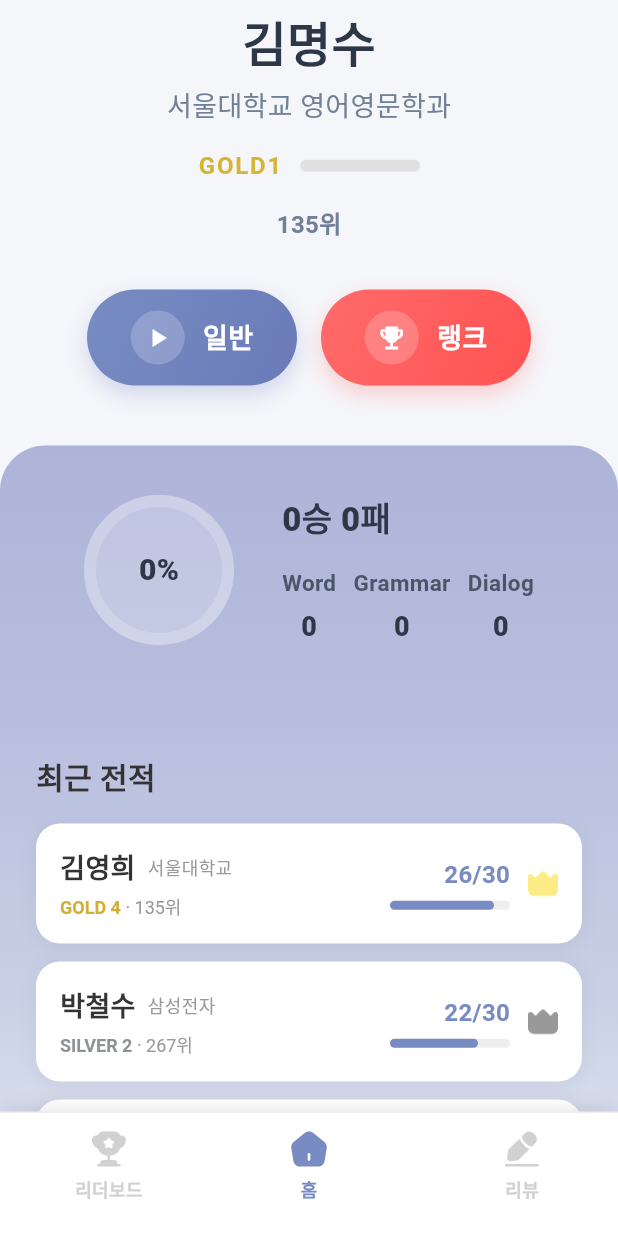
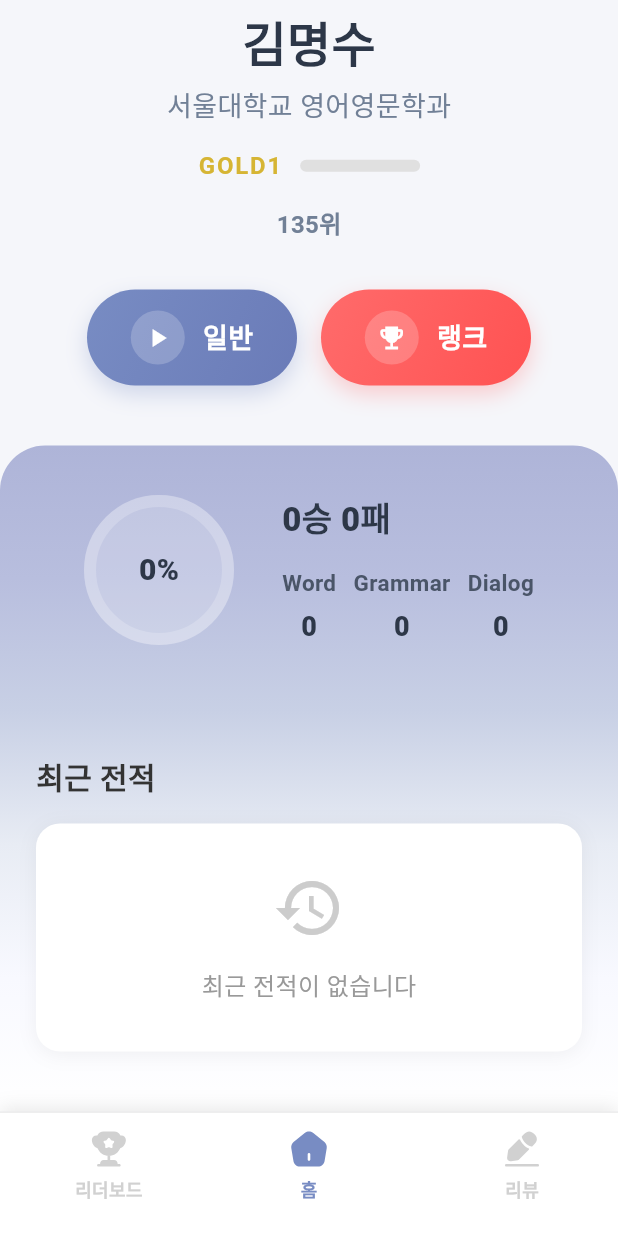
Before and after one commit to yen1011/Englitz, a Flutter app: the screen it shows after launch, scrolled down 330 dp, on a phone screen of 412 x 824 dp. Run offline on Flutter 3.47's test engine with Material 3 defaults, Android fonts, the phone set to English and light mode, and no system bars; our stand-ins replace flutter_svg, image_picker; Roboto replaces fonts that are missing (Pretendard); project files that could hold a hidden picture were left out.

Commit message:
fix details

```diff
--- a/lib/models/recent_match.dart
+++ b/lib/models/recent_match.dart
@@ -24,84 +24,25 @@
   double get correctRate => myCorrectAnswers / totalQuestions;
 }
 
-// 더미 데이터 생성 함수
-List<RecentMatch> generateDummyMatches() {
-  // UserService에서 현재 사용자 정보 가져오기
-  final userInfo = UserService.getCurrentUserInfo();
-  final currentUserName = userInfo['name'] as String;
-  final currentUserOrg = userInfo['organization'] as String;
-  final currentUserTier = userInfo['tier'] as String;
+// 실제 데이터 생성 함수
+List<RecentMatch> generateRecentMatches() {
+  final recentMatchesData = UserService.recentMatches;
 
-  return [
-    RecentMatch(
-      opponentName: '김영희',
-      opponentTier: 'GOLD 4',
-      opponentRank: 135,
-      opponentOrganization: '서울대학교',
-      myCorrectAnswers: 26,
-      totalQuestions: 30,
-      isWin: true,
-      matchDate: DateTime.now().subtract(const Duration(hours: 2)),
-    ),
-    RecentMatch(
-      opponentName: '박철수',
-      opponentTier: 'SILVER 2',
-      opponentRank: 267,
-      opponentOrganization: '삼성전자',
-      myCorrectAnswers: 22,
-      totalQuestions: 30,
-      isWin: false,
-      matchDate: DateTime.now().subtract(const Duration(hours: 5)),
-    ),
-    RecentMatch(
-      opponentName: '이지민',
-      opponentTier: 'PLATINUM 1',
-      opponentRank: 89,
-      opponentOrganization: '연세대학교',
-      myCorrectAnswers: 28,
-      totalQuestions: 30,
-      isWin: true,
-      matchDate: DateTime.now().subtract(const Duration(days: 1)),
-    ),
-    RecentMatch(
-      opponentName: '최수진',
-      opponentTier: 'GOLD 2',
-      opponentRank: 156,
-      opponentOrganization: 'LG화학',
-      myCorrectAnswers: 18,
-      totalQuestions: 30,
-      isWin: false,
-      matchDate: DateTime.now().subtract(const Duration(days: 1, hours: 3)),
-    ),
-    RecentMatch(
-      opponentName: '한승우',
-      opponentTier: 'SILVER 1',
-      opponentRank: 201,
-      opponentOrganization: '고려대학교',
-      myCorrectAnswers: 25,
-      totalQuestions: 30,
-      isWin: true,
-      matchDate: DateTime.now().subtract(const Duration(days: 2)),
-    ),
-    RecentMatch(
-      opponentName: '윤하늘',
-      opponentTier: 'DIAMOND 3',
-      opponentRank: 45,
-      opponentOrganization: 'SK하이닉스',
-      myCorrectAnswers: 20,
-      totalQuestions: 30,
-      isWin: false,
-      matchDate: DateTime.now().subtract(const Duration(days: 2, hours: 8)),
-    ),
-    RecentMatch(
-      opponentName: '정민석',
-      opponentTier: 'GOLD 1',
-      opponentRank: 123,
-      opponentOrganization: 'KAIST',
-      myCorrectAnswers: 27,
-      totalQuestions: 30,
-      isWin: true,
-      matchDate: DateTime.now().subtract(const Duration(days: 3)),
-    ),
-  ];
+  if (recentMatchesData.isEmpty) {
+    // 실제 데이터가 없으면 빈 리스트 반환
+    return [];
+  }
+
+  return recentMatchesData.map((matchData) {
+    return RecentMatch(
+      opponentName: matchData['opponentName'] as String,
+      opponentTier: matchData['opponentTier'] as String,
+      opponentRank: matchData['opponentRank'] as int,
+      opponentOrganization: matchData['opponentOrganization'] as String,
+      myCorrectAnswers: matchData['myCorrectAnswers'] as int,
+      totalQuestions: matchData['totalQuestions'] as int,
+      isWin: matchData['isWin'] as bool,
+      matchDate: matchData['matchDate'] as DateTime,
+    );
+  }).toList();
 }
--- a/lib/screens/home_screen.dart
+++ b/lib/screens/home_screen.dart
@@ -13,35 +13,33 @@
 }
 
 class HomeScreenState extends State<HomeScreen> {
-  final List<RecentMatch> _recentMatches = generateDummyMatches();
+  List<RecentMatch> _recentMatches = generateRecentMatches();
   final GlobalKey<UserProfileHeaderState> _profileHeaderKey = GlobalKey<UserProfileHeaderState>();
   final GlobalKey<StatsCardState> _statsCardKey = GlobalKey<StatsCardState>();
+
+  void updateRecentMatches() {
+    setState(() {
+      _recentMatches = generateRecentMatches();
+    });
+  }
 
   @override
   Widget build(BuildContext context) {
     return Scaffold(
       backgroundColor: const Color(0xFFF5F6FA),
-      body: SafeArea(
-        child: SingleChildScrollView(
+      body: SingleChildScrollView(
         child: Column(
           crossAxisAlignment: CrossAxisAlignment.start,
           children: [
-              // 상단 배경 사각형 영역
+            // 상단 배경 사각형 영역 (상태바 영역까지 포함)
             Stack(
               children: [
                 // 배경 사각형 (최상단부터 프로필 이미지 중간까지)
                 Container(
-                    height: 280, // 높이를 늘려서 상단까지 확장
+                  height: 280 + MediaQuery.of(context).padding.top, // 상태바 영역까지 포함
                   width: double.infinity,
                   decoration: BoxDecoration(
-                      color: const Color(0xFF788CC3), // 기본 배경색
-                      image: const DecorationImage(
-                        image: AssetImage(
-                          'assets/images/default_avatar.png', // 배경 이미지 경로
-                        ),
-                        fit: BoxFit.cover,
-                        opacity: 0.4, // 투명도 조절
-                      ),
+                    color: Colors.white, // 흰색 배경
                     boxShadow: [
                       BoxShadow(
                         color: const Color(0x1A000000), // 10% 투명도의 검은색
@@ -56,6 +54,8 @@
                 // 상단 콘텐츠
                 Column(
                   children: [
+                    // 상태바 영역을 위한 패딩
+                    SizedBox(height: MediaQuery.of(context).padding.top),
                     // 상단 설정 버튼과 프로필 수정 버튼
                     Padding(
                       padding: const EdgeInsets.all(16.0),
@@ -139,11 +139,12 @@
 
                   // 최근 전적 섹션
                   _buildRecentMatchesSection(),
+
+                  const SizedBox(height: 40),
                 ],
               ),
             ),
           ],
-          ),
         ),
       ),
     );
--- a/lib/screens/main_screen.dart
+++ b/lib/screens/main_screen.dart
@@ -68,6 +68,7 @@
             Future.delayed(const Duration(milliseconds: 100), () {
               if (mounted) {
                 _homeScreenKey.currentState?.setState(() {});
+                _homeScreenKey.currentState?.updateRecentMatches();
 
                 // 새로운 게임 결과가 있을 때만 티어 업데이트
                 if (UserService.hasNewGameResult) {
--- a/lib/services/user_service.dart
+++ b/lib/services/user_service.dart
@@ -56,6 +56,12 @@
   static bool get hasNewGameResult => _hasNewGameResult;
   static set hasNewGameResult(bool value) => _hasNewGameResult = value;
 
+  // 실제 게임 결과 저장
+  static List<Map<String, dynamic>> _recentMatches = [];
+
+  // 최근 게임 결과 getter
+  static List<Map<String, dynamic>> get recentMatches => List.from(_recentMatches);
+
   // 승률 계산
   static double get winRate {
     final total = _totalWins + _totalLosses;
@@ -64,7 +70,14 @@
   }
 
   // 게임 결과 기록
-  static void recordGameResult(bool isWin, Map<String, int> questionStats) {
+  static void recordGameResult(bool isWin, Map<String, int> questionStats, {
+    String? opponentName,
+    String? opponentTier,
+    int? opponentRank,
+    String? opponentOrganization,
+    int? myCorrectAnswers,
+    int? totalQuestions,
+  }) {
     if (isWin) {
       _totalWins++;
     } else {
@@ -75,6 +88,27 @@
     _grammarCorrect += questionStats['grammar'] ?? 0;
     _dialogCorrect += questionStats['dialog'] ?? 0;
 
+    // 실제 게임 결과를 최근 전적에 추가
+    if (opponentName != null && myCorrectAnswers != null && totalQuestions != null) {
+      final matchResult = {
+        'opponentName': opponentName,
+        'opponentTier': opponentTier ?? 'UNKNOWN',
+        'opponentRank': opponentRank ?? 999,
+        'opponentOrganization': opponentOrganization ?? 'Unknown',
+        'myCorrectAnswers': myCorrectAnswers,
+        'totalQuestions': totalQuestions,
+        'isWin': isWin,
+        'matchDate': DateTime.now(),
+      };
+
+      _recentMatches.insert(0, matchResult); // 최신 결과를 맨 앞에 추가
+
+      // 최대 10개의 최근 전적만 유지
+      if (_recentMatches.length > 10) {
+        _recentMatches = _recentMatches.take(10).toList();
+      }
+    }
+
     // 새로운 게임 결과가 있음을 표시
     _hasNewGameResult = true;
 
@@ -82,6 +116,7 @@
     print('UserService: Game result recorded - Win: $isWin, Stats: $questionStats');
     print('UserService: Total wins: $_totalWins, Total losses: $_totalLosses');
     print('UserService: Word correct: $_wordCorrect, Grammar correct: $_grammarCorrect, Dialog correct: $_dialogCorrect');
+    print('UserService: Recent matches count: ${_recentMatches.length}');
   }
 
   // 티어 하락 (패배 시)
```
Also changed, not shown: lib/screens/normal_game_screen.dart (+10 -1 lines), lib/screens/rank_game_screen.dart (+10 -1 lines). Lines whose indentation alone changed are shown as unchanged.
